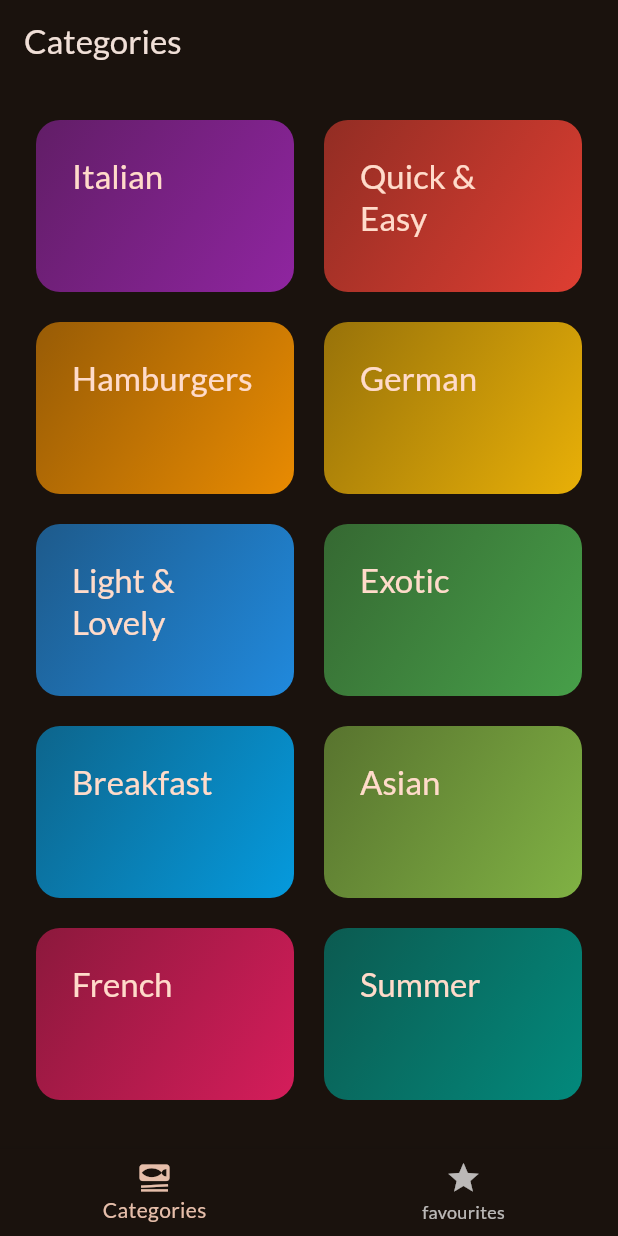
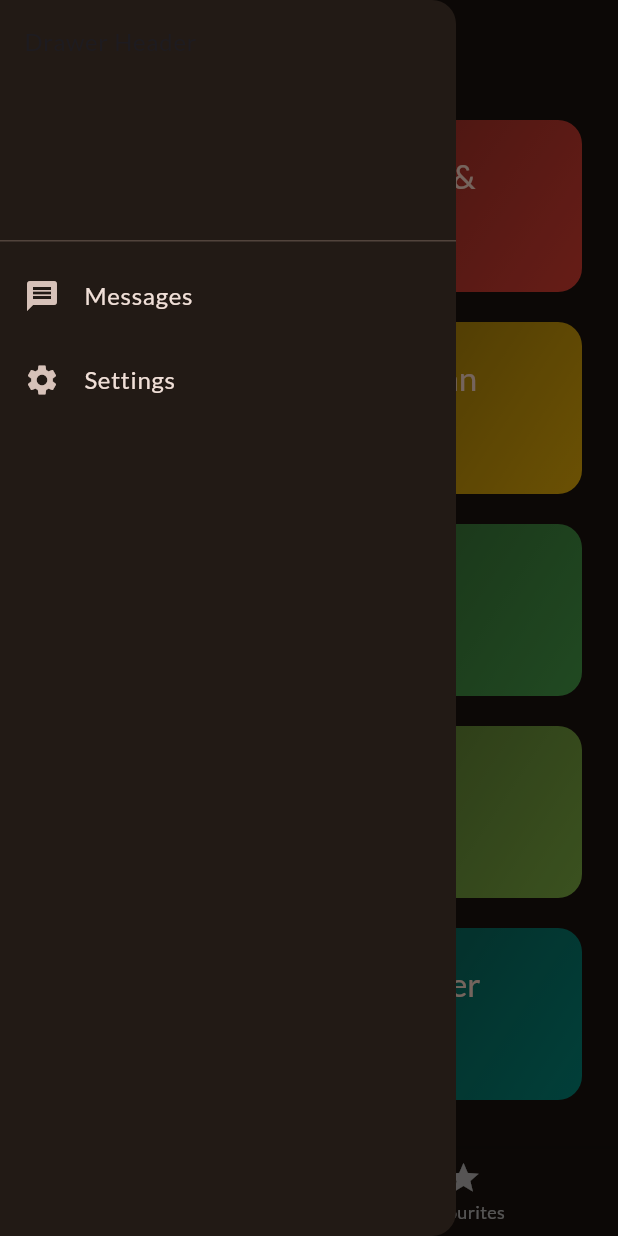
Before and after one commit to Danishalam045/multiScreen-App, a Flutter app: the screen it shows after launch, with the side drawer open (before the commit the screen has no drawer), on a phone screen of 412 x 824 dp. Run offline on Flutter 3.47's test engine with Material 3 defaults, Android fonts, the light colour scheme and no system bars; our stand-ins replace google_fonts, transparent_image.

Commit message:
Using drawer

```diff
--- a/lib/categories.dart
+++ b/lib/categories.dart
@@ -1,13 +1,17 @@
 import 'package:flutter/material.dart';
 import 'package:seventh_project/data/dummy_data.dart';
 import 'package:seventh_project/models/category.dart';
+import 'package:seventh_project/models/meal.dart';
 import 'package:seventh_project/screen/meals.dart';
 import 'package:seventh_project/widgets/category_grid_item.dart';
 
 class CategoriesScreen extends StatelessWidget {
   const CategoriesScreen({
     super.key,
+    required this.onToggleFavorite,
   });
+
+  final void Function(Meal meal) onToggleFavorite;
 
   void _selectCategory(BuildContext context, Category category) {
     final getData = dummyMeals
@@ -19,6 +23,7 @@ class CategoriesScreen extends StatelessWidget {
         builder: (ctx) => MealScreen(
           meals: getData,
           title: category.title,
+          onToggleFavorite: onToggleFavorite,
         ),
       ),
     );
--- a/lib/screen/tabs.dart
+++ b/lib/screen/tabs.dart
@@ -1,9 +1,13 @@
 import 'package:flutter/material.dart';
 import 'package:seventh_project/categories.dart';
+import 'package:seventh_project/models/meal.dart';
 import 'package:seventh_project/screen/meals.dart';
+import 'package:seventh_project/widgets/main_drawer.dart';
 
 class TabScreen extends StatefulWidget {
-  const TabScreen({super.key});
+  const TabScreen({
+    super.key,
+  });
 
   @override
   State<TabScreen> createState() => _TabScreenState();
@@ -11,6 +15,32 @@ class TabScreen extends StatefulWidget {
 
 class _TabScreenState extends State<TabScreen> {
   var _selectedPageIndex = 0;
+  final List<Meal> _favouriteMeals = [];
+
+  void _showInfoMessage(String msgg) {
+    ScaffoldMessenger.of(context).clearSnackBars();
+    ScaffoldMessenger.of(context).showSnackBar(
+      SnackBar(
+        content: Text(msgg),
+      ),
+    );
+  }
+
+  void _toggleMealFavoriteStatus(Meal meal) {
+    final isExisting = _favouriteMeals.contains(meal);
+
+    if (isExisting) {
+      setState(() {
+        _favouriteMeals.remove(meal);
+      });
+      _showInfoMessage('Meal is no longer a favorite.');
+    } else {
+      setState(() {
+        _favouriteMeals.add(meal);
+      });
+      _showInfoMessage('Marked as a fovorite!');
+    }
+  }
 
   void _selectPage(index) {
     setState(() {
@@ -20,16 +50,22 @@ class _TabScreenState extends State<TabScreen> {
 
   @override
   Widget build(BuildContext context) {
-    Widget activePage = const CategoriesScreen();
+    Widget activePage = CategoriesScreen(
+      onToggleFavorite: _toggleMealFavoriteStatus,
+    );
     var activePageTitle = 'Categories';
     if (_selectedPageIndex == 1) {
-      activePage = const MealScreen(meals: []);
+      activePage = MealScreen(
+        meals: _favouriteMeals,
+        onToggleFavorite: _toggleMealFavoriteStatus,
+      );
       activePageTitle = 'Your Favourite';
     }
     return Scaffold(
       appBar: AppBar(
         title: Text(activePageTitle),
       ),
+      drawer: const MainDrawer(),
       body: activePage,
       bottomNavigationBar: BottomNavigationBar(
         currentIndex: _selectedPageIndex,
--- /dev/null
+++ b/lib/widgets/main_drawer.dart
@@ -0,0 +1,31 @@
+import 'package:flutter/material.dart';
+
+class MainDrawer extends StatelessWidget {
+  const MainDrawer({super.key});
+
+  @override
+  Widget build(BuildContext context) {
+    return Drawer(
+      child: ListView(
+        children: [
+          const DrawerHeader(
+            child: Text(
+              'Drawer Header',
+              // style: Theme.of(context).colorScheme.onPrimary,
+            ),
+          ),
+          ListTile(
+            leading: const Icon(Icons.message),
+            title: const Text('Messages'),
+            onTap: () {},
+          ),
+          ListTile(
+            leading: const Icon(Icons.settings),
+            title: const Text('Settings'),
+            onTap: () {},
+          )
+        ],
+      ),
+    );
+  }
+}
```
Also changed, not shown: lib/screen/meal_detail_screen.dart (+10 -0 lines), lib/screen/meals.dart (+8 -4 lines).
